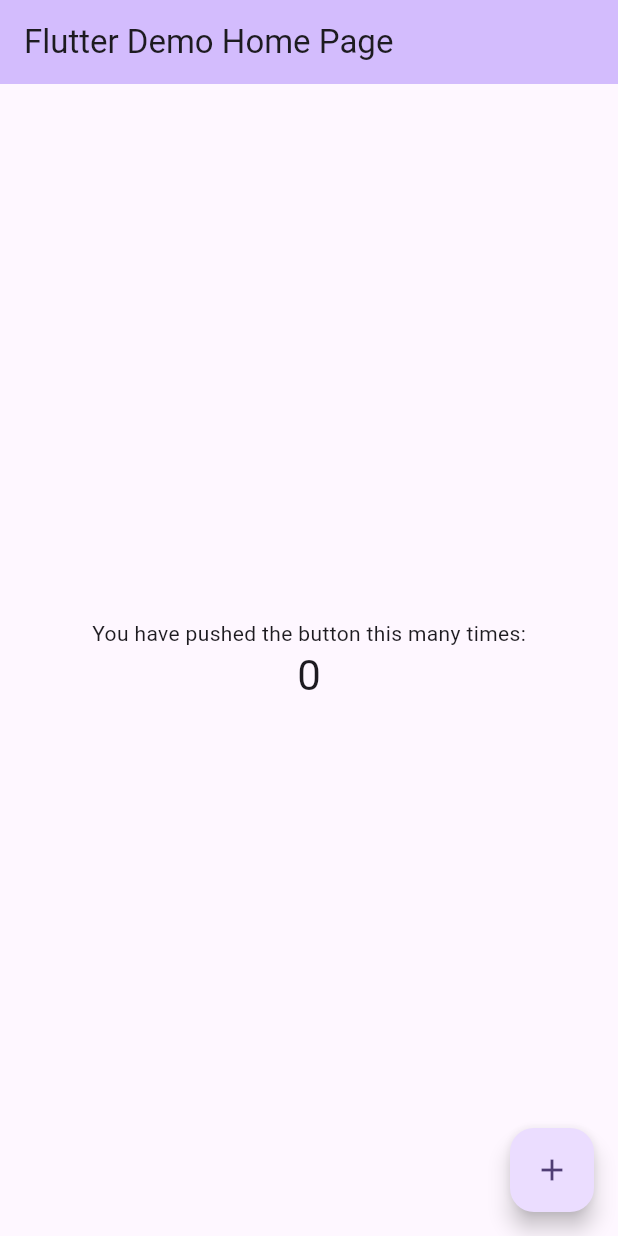
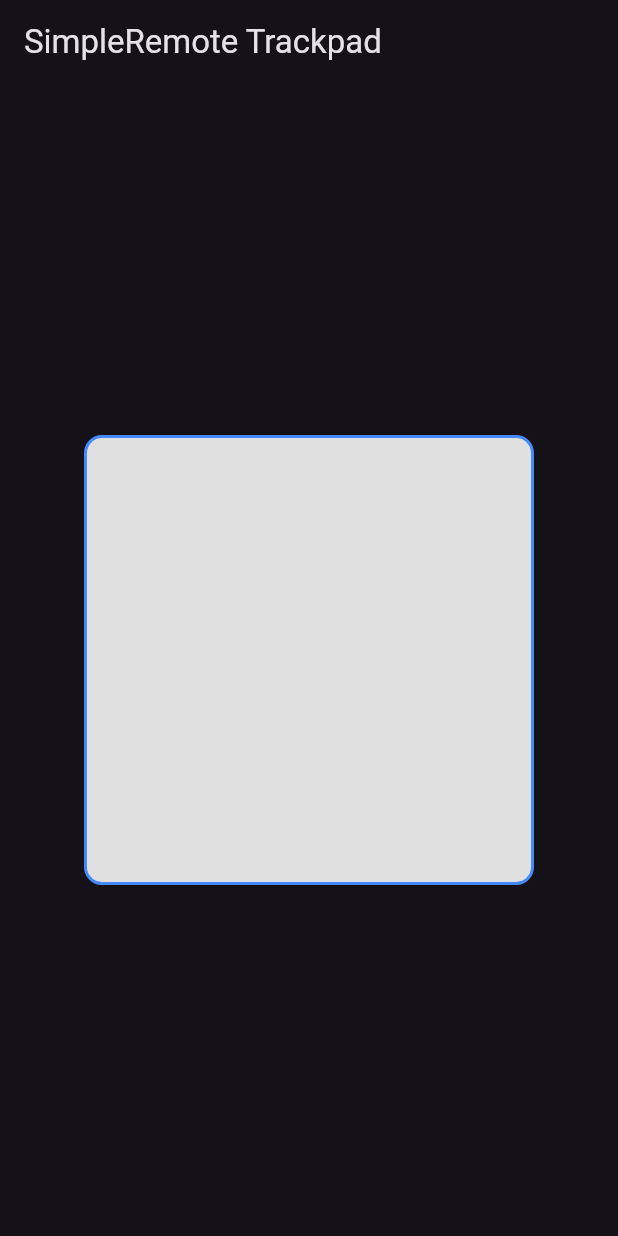
Before and after one commit to NavKos13/SimpleRemote, a Flutter app: the screen it shows after launch, on a phone screen of 412 x 824 dp. Run offline on Flutter 3.47's test engine with Material 3 defaults, Android fonts, the phone set to English and light mode, and no system bars.

Commit message:
feat: implemented first working version of trackpad. Added subfolders for improved project structure.

```diff
--- a/client/lib/main.dart
+++ b/client/lib/main.dart
@@ -1,122 +1,31 @@
 import 'package:flutter/material.dart';
+import 'widgets/trackpad.dart';
 
 void main() {
-  runApp(const MyApp());
+  runApp(const SimpleRemoteApp());
 }
 
-class MyApp extends StatelessWidget {
-  const MyApp({super.key});
+class SimpleRemoteApp extends StatelessWidget {
+  const SimpleRemoteApp({super.key});
 
-  // This widget is the root of your application.
   @override
   Widget build(BuildContext context) {
     return MaterialApp(
-      title: 'Flutter Demo',
-      theme: ThemeData(
-        // This is the theme of your application.
-        //
-        // TRY THIS: Try running your application with "flutter run". You'll see
-        // the application has a purple toolbar. Then, without quitting the app,
-        // try changing the seedColor in the colorScheme below to Colors.green
-        // and then invoke "hot reload" (save your changes or press the "hot
-        // reload" button in a Flutter-supported IDE, or press "r" if you used
-        // the command line to start the app).
-        //
-        // Notice that the counter didn't reset back to zero; the application
-        // state is not lost during the reload. To reset the state, use hot
-        // restart instead.
-        //
-        // This works for code too, not just values: Most code changes can be
-        // tested with just a hot reload.
-        colorScheme: .fromSeed(seedColor: Colors.deepPurple),
-      ),
-      home: const MyHomePage(title: 'Flutter Demo Home Page'),
+      title: 'SimpleRemote Client',
+      theme: ThemeData.dark(),
+      home: const TrackpadScreen(),
     );
   }
 }
 
-class MyHomePage extends StatefulWidget {
-  const MyHomePage({super.key, required this.title});
-
-  // This widget is the home page of your application. It is stateful, meaning
-  // that it has a State object (defined below) that contains fields that affect
-  // how it looks.
-
-  // This class is the configuration for the state. It holds the values (in this
-  // case the title) provided by the parent (in this case the App widget) and
-  // used by the build method of the State. Fields in a Widget subclass are
-  // always marked "final".
-
-  final String title;
-
-  @override
-  State<MyHomePage> createState() => _MyHomePageState();
-}
-
-class _MyHomePageState extends State<MyHomePage> {
-  int _counter = 0;
-
-  void _incrementCounter() {
-    setState(() {
-      // This call to setState tells the Flutter framework that something has
-      // changed in this State, which causes it to rerun the build method below
-      // so that the display can reflect the updated values. If we changed
-      // _counter without calling setState(), then the build method would not be
-      // called again, and so nothing would appear to happen.
-      _counter++;
-    });
-  }
+class TrackpadScreen extends StatelessWidget {
+  const TrackpadScreen({super.key});
 
   @override
   Widget build(BuildContext context) {
-    // This method is rerun every time setState is called, for instance as done
-    // by the _incrementCounter method above.
-    //
-    // The Flutter framework has been optimized to make rerunning build methods
-    // fast, so that you can just rebuild anything that needs updating rather
-    // than having to individually change instances of widgets.
     return Scaffold(
-      appBar: AppBar(
-        // TRY THIS: Try changing the color here to a specific color (to
-        // Colors.amber, perhaps?) and trigger a hot reload to see the AppBar
-        // change color while the other colors stay the same.
-        backgroundColor: Theme.of(context).colorScheme.inversePrimary,
-        // Here we take the value from the MyHomePage object that was created by
-        // the App.build method, and use it to set our appbar title.
-        title: Text(widget.title),
-      ),
-      body: Center(
-        // Center is a layout widget. It takes a single child and positions it
-        // in the middle of the parent.
-        child: Column(
-          // Column is also a layout widget. It takes a list of children and
-          // arranges them vertically. By default, it sizes itself to fit its
-          // children horizontally, and tries to be as tall as its parent.
-          //
-          // Column has various properties to control how it sizes itself and
-          // how it positions its children. Here we use mainAxisAlignment to
-          // center the children vertically; the main axis here is the vertical
-          // axis because Columns are vertical (the cross axis would be
-          // horizontal).
-          //
-          // TRY THIS: Invoke "debug painting" (choose the "Toggle Debug Paint"
-          // action in the IDE, or press "p" in the console), to see the
-          // wireframe for each widget.
-          mainAxisAlignment: .center,
-          children: [
-            const Text('You have pushed the button this many times:'),
-            Text(
-              '$_counter',
-              style: Theme.of(context).textTheme.headlineMedium,
-            ),
-          ],
-        ),
-      ),
-      floatingActionButton: FloatingActionButton(
-        onPressed: _incrementCounter,
-        tooltip: 'Increment',
-        child: const Icon(Icons.add),
-      ),
+      appBar: AppBar(title: const Text('SimpleRemote Trackpad')),
+      body: const Center(child: TrackpadWidget()),
     );
   }
 }
--- /dev/null
+++ b/client/lib/widgets/trackpad.dart
@@ -0,0 +1,43 @@
+import 'package:flutter/cupertino.dart';
+import 'package:flutter/gestures.dart';
+import 'package:flutter/material.dart';
+
+class TrackpadWidget extends StatefulWidget {
+  const TrackpadWidget({super.key});
+
+  @override
+  State<StatefulWidget> createState() => _TrackpadWidgetState();
+}
+
+class _TrackpadWidgetState extends State<TrackpadWidget> {
+  @override
+  Widget build(BuildContext context) {
+    return GestureDetector(
+      behavior: HitTestBehavior.opaque,
+      onPanStart: (DragStartDetails details) {
+        // 1. Log or track the starting position
+        debugPrint('Pan started at local: ${details.localPosition}');
+        debugPrint('Pan started at global: ${details.globalPosition}');
+
+        // TODO 2. Initialize tracking variables or gesture state if needed
+        // (e.g., ressetting momentum timers or flagging an active drag)
+      },
+      onPanUpdate: (DragUpdateDetails details) {
+        final double dx = details.delta.dx;
+        final double dy = details.delta.dy;
+        debugPrint('Delta movement: dx=$dx, dy=$dy');
+
+        // TODO: Do the necessary calculations and send the appropriate command to the server
+      },
+      child: Container(
+        width: 300,
+        height: 300,
+        decoration: BoxDecoration(
+          color: Colors.grey[300],
+          borderRadius: BorderRadius.circular(12),
+          border: Border.all(color: Colors.blueAccent, width: 2),
+        ),
+      ),
+    );
+  }
+}
```
Also changed, not shown: client/lib/services/tcp_service.dart (added), client/lib/services/udp_service.dart (added).
